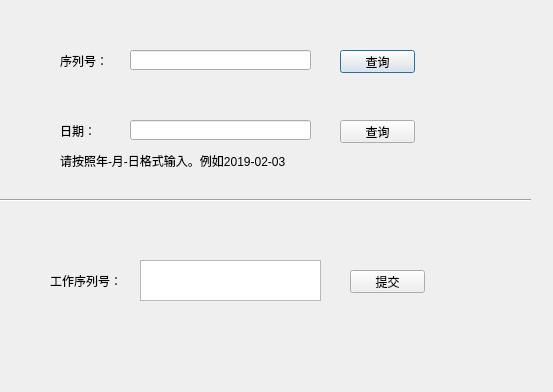
This is first.ui in SYC1123/SqlServerManager as Qt 5 draws it before an edit. The edited form follows.
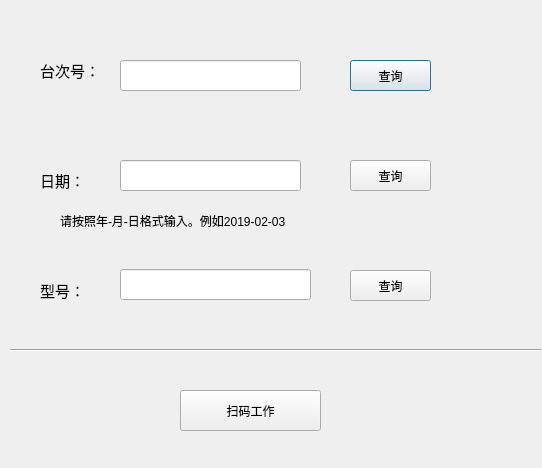
This is the edited form.

Commit message: 解决扫码枪问题

```diff
--- a/first.ui
+++ b/first.ui
@@ -6,8 +6,8 @@
    <rect>
     <x>0</x>
     <y>0</y>
-    <width>553</width>
-    <height>392</height>
+    <width>542</width>
+    <height>468</height>
    </rect>
   </property>
   <property name="windowTitle">
@@ -16,10 +16,10 @@
   <widget class="QPushButton" name="pushButton">
    <property name="geometry">
     <rect>
-     <x>340</x>
-     <y>50</y>
-     <width>75</width>
-     <height>23</height>
+     <x>350</x>
+     <y>60</y>
+     <width>81</width>
+     <height>31</height>
     </rect>
    </property>
    <property name="text">
@@ -29,30 +29,30 @@
   <widget class="QLineEdit" name="lineEdit">
    <property name="geometry">
     <rect>
-     <x>130</x>
-     <y>50</y>
+     <x>120</x>
+     <y>60</y>
      <width>181</width>
-     <height>20</height>
+     <height>31</height>
     </rect>
    </property>
   </widget>
   <widget class="QLineEdit" name="lineEdit_2">
    <property name="geometry">
     <rect>
-     <x>130</x>
-     <y>120</y>
+     <x>120</x>
+     <y>160</y>
      <width>181</width>
-     <height>20</height>
+     <height>31</height>
     </rect>
    </property>
   </widget>
   <widget class="QPushButton" name="pushButton_2">
    <property name="geometry">
     <rect>
-     <x>340</x>
-     <y>120</y>
-     <width>75</width>
-     <height>23</height>
+     <x>350</x>
+     <y>160</y>
+     <width>81</width>
+     <height>31</height>
     </rect>
    </property>
    <property name="text">
@@ -62,70 +62,57 @@
   <widget class="QPushButton" name="pushButton_3">
    <property name="geometry">
     <rect>
-     <x>350</x>
-     <y>270</y>
-     <width>75</width>
-     <height>23</height>
-    </rect>
-   </property>
-   <property name="text">
-    <string>提交</string>
-   </property>
-  </widget>
-  <widget class="QTextEdit" name="textEdit">
-   <property name="geometry">
-    <rect>
-     <x>140</x>
-     <y>260</y>
-     <width>181</width>
+     <x>180</x>
+     <y>390</y>
+     <width>141</width>
      <height>41</height>
     </rect>
    </property>
+   <property name="text">
+    <string>扫码工作</string>
+   </property>
   </widget>
   <widget class="QLabel" name="label">
    <property name="geometry">
     <rect>
-     <x>60</x>
-     <y>50</y>
+     <x>40</x>
+     <y>60</y>
      <width>71</width>
      <height>21</height>
     </rect>
    </property>
+   <property name="font">
+    <font>
+     <pointsize>11</pointsize>
+    </font>
+   </property>
    <property name="text">
-    <string>序列号：</string>
+    <string>台次号：</string>
    </property>
   </widget>
   <widget class="QLabel" name="label_2">
    <property name="geometry">
     <rect>
-     <x>60</x>
-     <y>120</y>
+     <x>40</x>
+     <y>170</y>
      <width>61</width>
-     <height>21</height>
+     <height>20</height>
     </rect>
    </property>
+   <property name="font">
+    <font>
+     <pointsize>11</pointsize>
+    </font>
+   </property>
    <property name="text">
     <string>日期：</string>
    </property>
   </widget>
-  <widget class="QLabel" name="label_3">
-   <property name="geometry">
-    <rect>
-     <x>50</x>
-     <y>270</y>
-     <width>71</width>
-     <height>21</height>
-    </rect>
-   </property>
-   <property name="text">
-    <string>工作序列号：</string>
-   </property>
-  </widget>
   <widget class="Line" name="line">
    <property name="geometry">
     <rect>
-     <x>0</x>
-     <y>190</y>
+     <x>10</x>
+     <y>340</y>
      <width>531</width>
      <height>20</height>
     </rect>
@@ -138,7 +125,7 @@
    <property name="geometry">
     <rect>
      <x>60</x>
-     <y>150</y>
+     <y>210</y>
      <width>441</width>
      <height>21</height>
     </rect>
@@ -147,6 +134,47 @@
     <string>请按照年-月-日格式输入。例如2019-02-03</string>
    </property>
   </widget>
+  <widget class="QLineEdit" name="lineEdit_3">
+   <property name="geometry">
+    <rect>
+     <x>120</x>
+     <y>269</y>
+     <width>191</width>
+     <height>31</height>
+    </rect>
+   </property>
+  </widget>
+  <widget class="QLabel" name="label_3">
+   <property name="geometry">
+    <rect>
+     <x>40</x>
+     <y>280</y>
+     <width>61</width>
+     <height>20</height>
+    </rect>
+   </property>
+   <property name="font">
+    <font>
+     <pointsize>11</pointsize>
+    </font>
+   </property>
+   <property name="text">
+    <string>型号：</string>
+   </property>
+  </widget>
+  <widget class="QPushButton" name="pushButton_4">
+   <property name="geometry">
+    <rect>
+     <x>350</x>
+     <y>270</y>
+     <width>81</width>
+     <height>31</height>
+    </rect>
+   </property>
+   <property name="text">
+    <string>查询</string>
+   </property>
+  </widget>
  </widget>
  <resources/>
  <connections/>
```
The commit also changes 6 other files.
